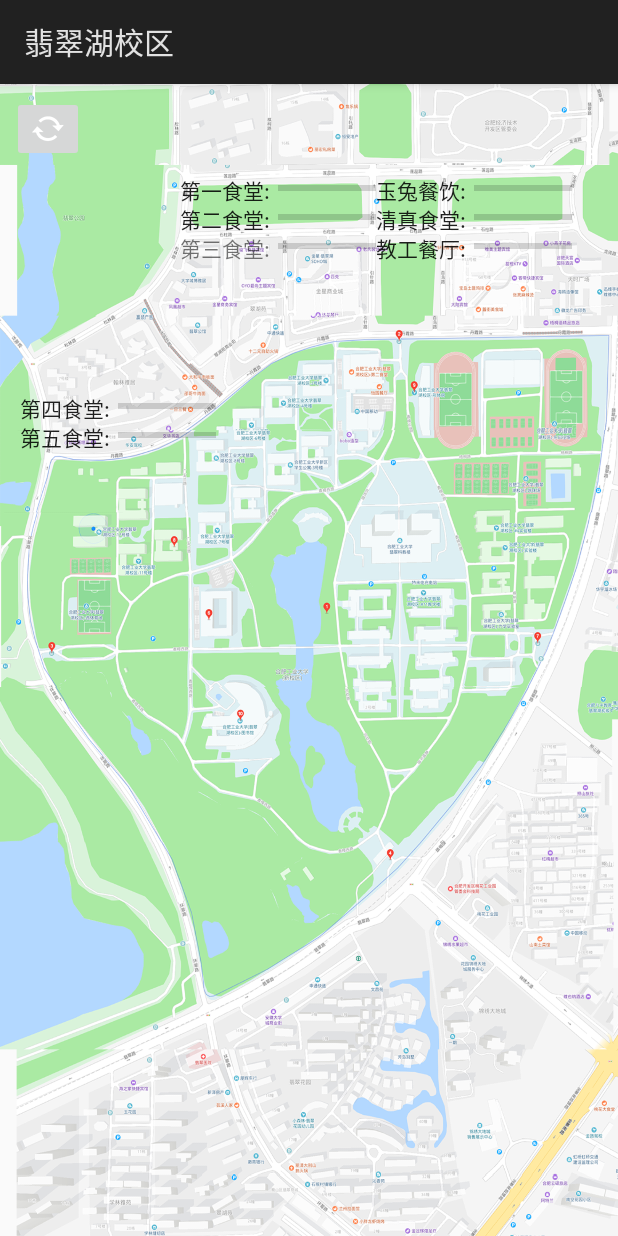
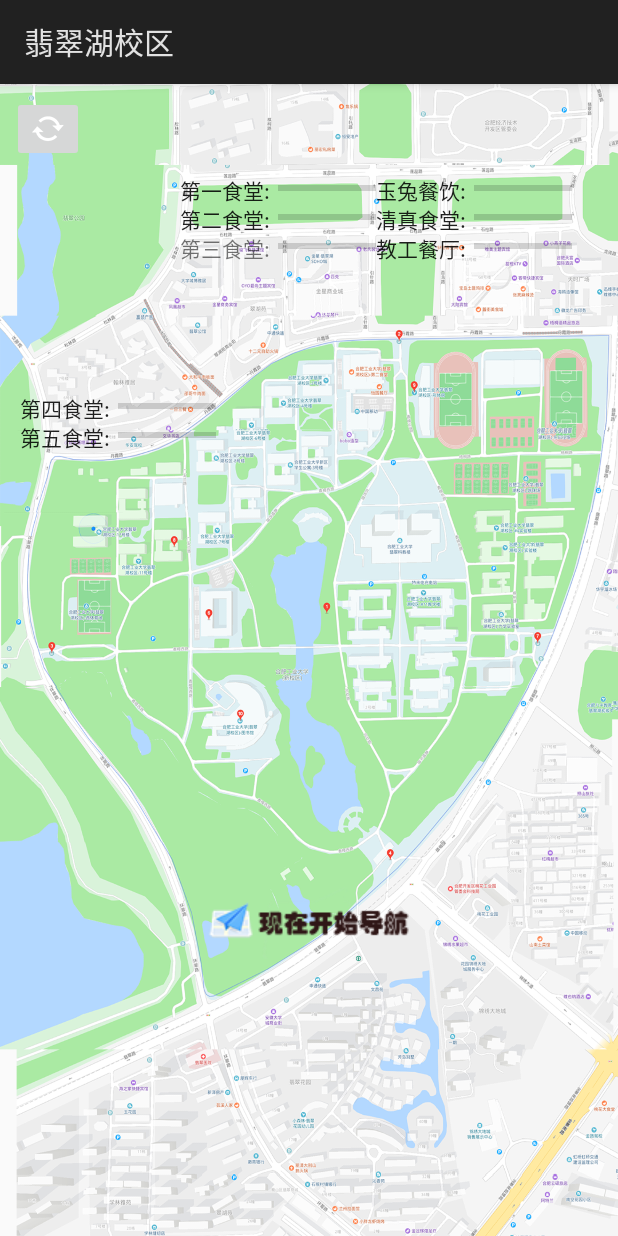
Before and after one commit to wfsg00098/Today, an Android app: the activity_campus1 screen opened directly, with no data from a screen before it, on a phone screen of 412 x 824 dp. Run offline under Robolectric (Android 15) with nearby library versions, the phone set to English and light mode, and no system bars.

```diff
--- a/app/src/main/java/com/eat/today/activity_campus1.java
+++ b/app/src/main/java/com/eat/today/activity_campus1.java
@@ -2,6 +2,7 @@ package com.eat.today;
 
 import android.annotation.SuppressLint;
 import android.app.Activity;
+import android.content.Intent;
 import android.os.Bundle;
 import android.os.Handler;
 import android.os.Message;
@@ -52,7 +53,7 @@ public class activity_campus1 extends Activity {
     private String regEx = "[^0-9]";
 
     private ImageButton Refresh;
-    //private ImageButton Navigate;
+    private ImageButton Navigate;
 
     public void send() {
         String target = "https://today.guaiqihen.com/get_hot.php";//在这里填写服务器该模块提交的目标地址
@@ -141,7 +142,7 @@ public class activity_campus1 extends Activity {
         ProgressBar7 = findViewById(R.id.progressBar7);
         ProgressBar8 = findViewById(R.id.progressBar8);
         Refresh = findViewById(R.id.RefreshButton);
-        //Navigate = findViewById(R.id.guild_Button);
+        Navigate = findViewById(R.id.build_Button);
 
 
         Refresh.setOnClickListener(new View.OnClickListener() {
@@ -157,7 +158,7 @@ public class activity_campus1 extends Activity {
                 }).start();
             }
         });
-        /*
+
         Navigate.setOnClickListener(new View.OnClickListener() {
             @Override
             public void onClick(View view) {
@@ -168,7 +169,7 @@ public class activity_campus1 extends Activity {
                 startActivity(intent1);
             }
         });
-        */
+
         mHander1 = new Handler() {
             @Override
             public void handleMessage(Message msg) {
--- a/app/src/main/res/layout/compus_1.xml
+++ b/app/src/main/res/layout/compus_1.xml
@@ -172,4 +172,15 @@
         app:layout_constraintStart_toStartOf="parent"
         app:layout_constraintTop_toTopOf="parent" />
 
+    <ImageButton
+        android:id="@+id/build_Button"
+        android:layout_width="wrap_content"
+        android:layout_height="wrap_content"
+        android:layout_marginTop="350dp"
+        android:background="@drawable/ok_button"
+        app:layout_constraintLeft_toLeftOf="parent"
+        app:layout_constraintRight_toRightOf="parent"
+        app:layout_constraintBottom_toBottomOf="parent"
+        app:layout_constraintTop_toTopOf="parent" />
+
 </android.support.constraint.ConstraintLayout>
```
Lines whose indentation alone changed are shown as unchanged.
